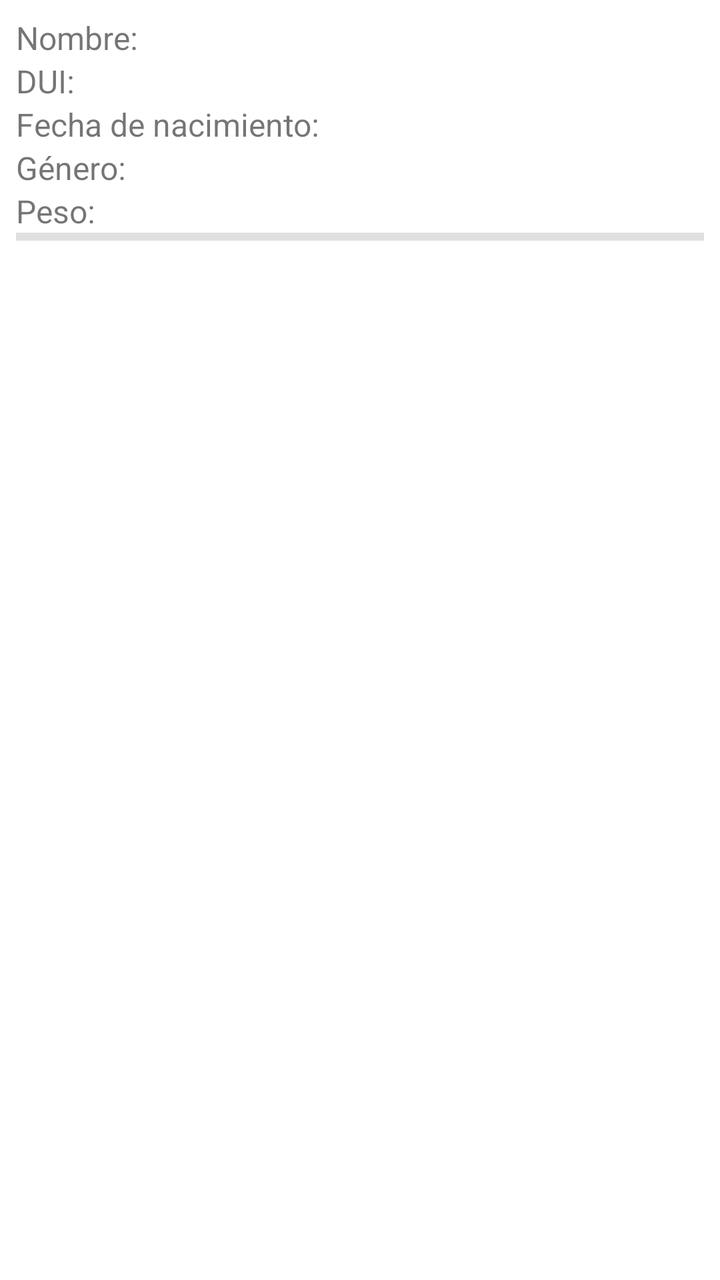
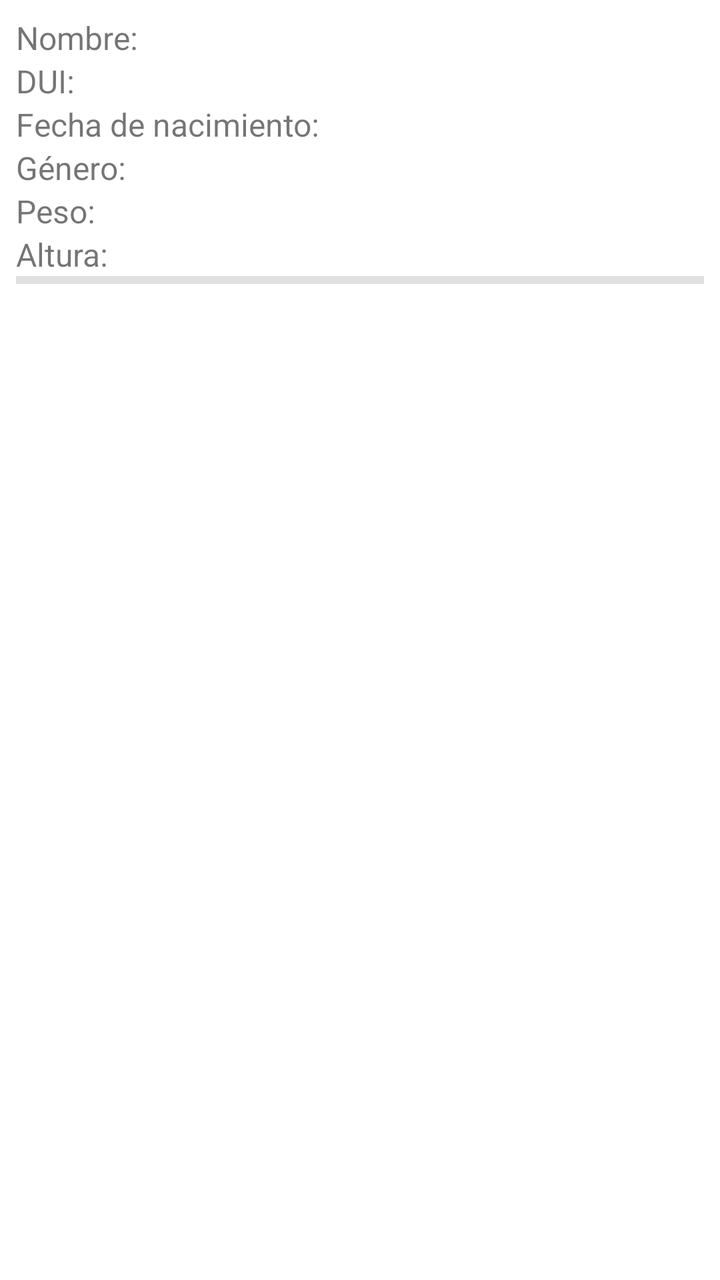

An Android layout rendered at two revisions. The XML below is the earlier revision; the diff shows what the commit changed to produce the second picture.
<!-- AndroidManifest.xml: application theme Theme.Guia08_FirebaseDBRealTime -->
<!-- res/layout/persona_layout.xml -->
<?xml version="1.0" encoding="utf-8"?>
<LinearLayout xmlns:android="http://schemas.android.com/apk/res/android"
    android:layout_width="match_parent"
    android:layout_height="wrap_content"
    android:orientation="vertical"
    android:padding="8dp">

    <TextView
        android:id="@+id/tvNombre"
        android:layout_width="wrap_content"
        android:layout_height="wrap_content"
        android:text="Nombre: "
        android:textSize="16sp" />

    <TextView
        android:id="@+id/tvDUI"
        android:layout_width="wrap_content"
        android:layout_height="wrap_content"
        android:text="DUI: "
        android:textSize="16sp" />

    <TextView
        android:id="@+id/tvFechaNacimiento"
        android:layout_width="wrap_content"
        android:layout_height="wrap_content"
        android:text="Fecha de nacimiento: "
        android:textSize="16sp" />

    <TextView
        android:id="@+id/tvGenero"
        android:layout_width="wrap_content"
        android:layout_height="wrap_content"
        android:text="Género: "
        android:textSize="16sp" />

    <TextView
        android:id="@+id/tvPeso"
        android:layout_width="wrap_content"
        android:layout_height="wrap_content"
        android:text="Peso: "
        android:textSize="16sp" />

    <View style="@style/Divider" />

</LinearLayout>
<!-- resources referenced by this layout -->
<resources>
  <style name="Divider">
          <item name="android:layout_width">match_parent</item>
          <item name="android:layout_height">4dp</item>
          <item name="android:background">?android:attr/listDivider</item>
      </style>
  <style name="Theme.Guia08_FirebaseDBRealTime" parent="Base.Theme.Guia08_FirebaseDBRealTime" />
  <style name="Base.Theme.Guia08_FirebaseDBRealTime" parent="Theme.MaterialComponents.DayNight.DarkActionBar">
          <item name="colorPrimary">@color/purple_500</item>
          <item name="colorPrimaryVariant">@color/purple_700</item>
          <item name="colorOnPrimary">@color/white</item>
  
          
          <item name="colorSecondary">@color/teal_200</item>
          <item name="colorSecondaryVariant">@color/teal_700</item>
          <item name="colorOnSecondary">@color/black</item>
  
          
          <item name="android:statusBarColor">?attr/colorPrimaryVariant</item>
      </style>
  <color name="purple_500">#FF6200EE</color>
  <color name="purple_700">#FF3700B3</color>
  <color name="white">#FFFFFFFF</color>
  <color name="teal_200">#FF03DAC5</color>
  <color name="teal_700">#FF018786</color>
  <color name="black">#FF000000</color>
</resources>

<!-- the commit's change to res/layout/persona_layout.xml (unified diff, before → after) -->
@@ -40,6 +40,13 @@
         android:text="Peso: "
         android:textSize="16sp" />
 
+    <TextView
+        android:id="@+id/tvAltura"
+        android:layout_width="wrap_content"
+        android:layout_height="wrap_content"
+        android:text="Altura: "
+        android:textSize="16sp" />
+
     <View style="@style/Divider" />
 
 </LinearLayout>
